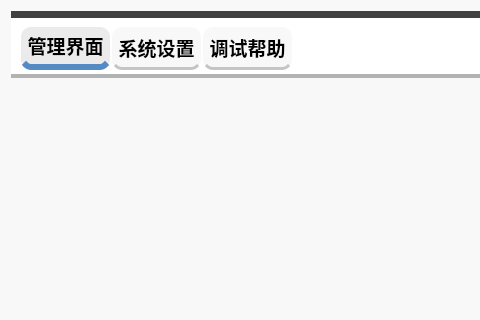
Before: the Qt Designer form main/mainwidget.ui in ylxcvvan/Supermarket-Commodity-Management-System, drawn with Qt 5; both pictures show x 0 to 480 and y 0 to 320 of the 905 by 669 pixel window.
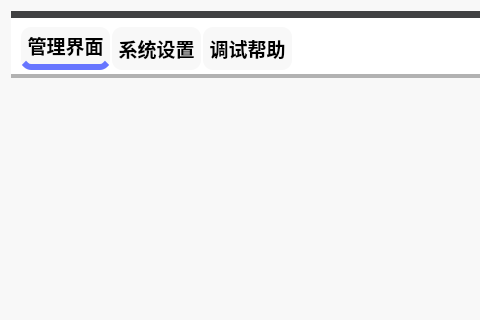
After: the same form once the commit is applied. Icons and pictures are not drawn.

The edit to the form file:
```diff
--- a/main/mainwidget.ui
+++ b/main/mainwidget.ui
@@ -94,8 +94,6 @@
             <string notr="true">#toolButtonMain {
     border-radius: 10px;
     background-color: rgb(248, 248, 248);
-    border-bottom: 3px solid;
-    border-bottom-color: rgb(196, 198, 198);
 }
 
 #toolButtonMain:hover {
@@ -106,9 +104,9 @@
 
 /* 设置被选中时的样式 */
 #toolButtonMain:checked {
-    background-color: rgb(235, 235, 235);
+    background-color: rgb(248, 248, 248);
     border-bottom: 6px solid;
-    border-bottom-color: rgb(84, 139, 196);
+	 border-bottom-color: rgb(103, 118, 255)
 }
 </string>
            </property>
@@ -249,11 +247,9 @@
             <enum>Qt::NoFocus</enum>
            </property>
            <property name="styleSheet">
-            <string notr="true">#toolButtonConfig {
+            <string notr="true">#toolButtonConfig{
     border-radius: 10px;
     background-color: rgb(248, 248, 248);
-    border-bottom: 3px solid;
-    border-bottom-color: rgb(196, 198, 198);
 }
 
 #toolButtonConfig:hover {
@@ -264,9 +260,9 @@
 
 /* 设置被选中时的样式 */
 #toolButtonConfig:checked {
-    background-color: rgb(235, 235, 235);
+    background-color: rgb(248, 248, 248);
     border-bottom: 6px solid;
-    border-bottom-color: rgb(84, 139, 196);
+	 border-bottom-color: rgb(103, 118, 255)
 }
 </string>
            </property>
@@ -314,8 +310,6 @@
             <string notr="true">#toolButtonHelp {
     border-radius: 10px;
     background-color: rgb(248, 248, 248);
-    border-bottom: 3px solid;
-    border-bottom-color: rgb(196, 198, 198);
 }
 
 #toolButtonHelp:hover {
@@ -326,9 +320,9 @@
 
 /* 设置被选中时的样式 */
 #toolButtonHelp:checked {
-    background-color: rgb(235, 235, 235);
+    background-color: rgb(248, 248, 248);
     border-bottom: 6px solid;
-    border-bottom-color: rgb(84, 139, 196);
+	 border-bottom-color: rgb(103, 118, 255)
 }
 </string>
            </property>
```
Left out of the diff: 18 changed lines with no effect on the pictures.
